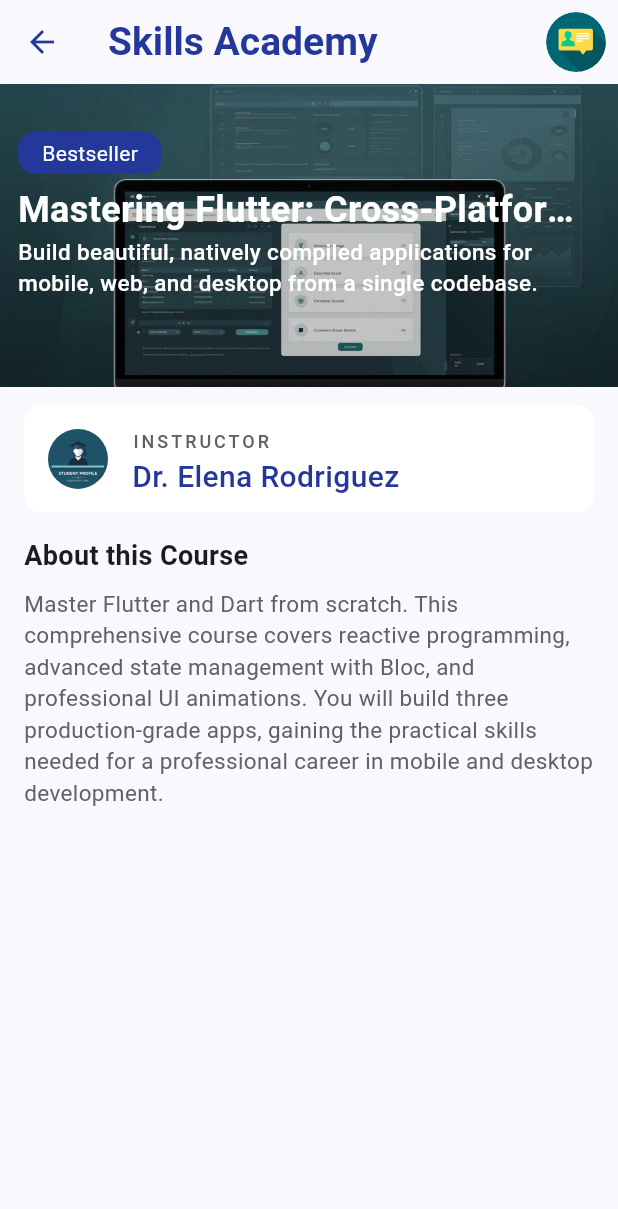
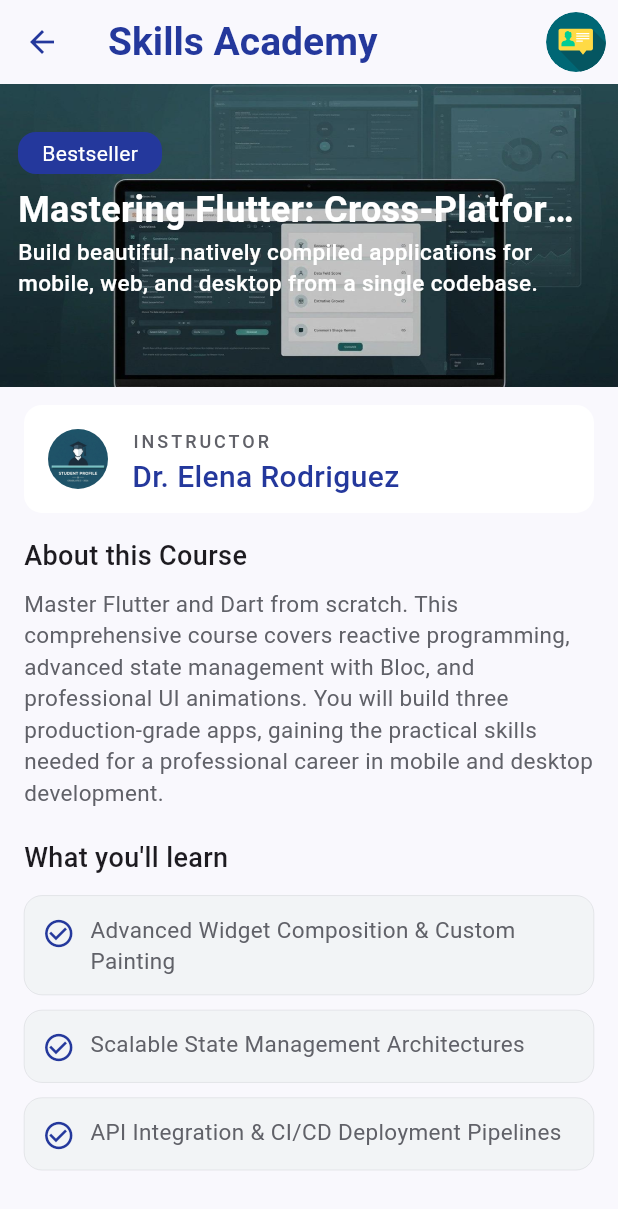
Before and after one commit to NadyAlwazah/flutter-task05-skills-academy-beg, a Flutter app: the CoursesView screen opened directly, after a tap on "Mobile", on a phone screen of 412 x 824 dp. Shown: the top 1209 px of the screen. Run offline on Flutter 3.47's test engine with Material 3 defaults, Android fonts, the phone set to English and light mode, and no system bars; our stand-ins replace flutter_svg, go_router.

Commit message:
feat(course-details): add WhatYouWillLearnSection widget with learning items UI

```diff
--- a/lib/core/utils/styles.dart
+++ b/lib/core/utils/styles.dart
@@ -58,6 +58,6 @@
   );
   static const TextStyle sectionTitle = TextStyle(
     fontSize: 18,
-    fontWeight: FontWeight.w700,
+    fontWeight: FontWeight.w500,
   );
 }
--- a/lib/features/auth/presentation/views/widgets/terms_and_conditions.dart
+++ b/lib/features/auth/presentation/views/widgets/terms_and_conditions.dart
@@ -17,8 +17,13 @@
     return Transform.translate(
       offset: const Offset(-13, 0),
       child: Row(
+        crossAxisAlignment: CrossAxisAlignment.end,
         children: [
-          Checkbox(
+          Padding(
+            padding: const EdgeInsets.only(bottom: 5),
+            child: Transform.scale(
+              scale: 1.2,
+              child: Checkbox(
                 activeColor: AppColors.primary,
                 value: isChecked,
                 onChanged: (value) {
@@ -28,11 +33,12 @@
                   });
                 },
                 shape: RoundedRectangleBorder(
-              borderRadius: BorderRadiusGeometry.circular(5),
+                  borderRadius: BorderRadius.circular(5),
                 ),
                 side: const BorderSide(width: 1, color: Color(0xFFC4C3CB)),
               ),
-
+            ),
+          ),
           const Expanded(
             child: Text.rich(
               TextSpan(
@@ -47,6 +53,38 @@
           ),
         ],
       ),
+
+      // child: Row(
+      //   children: [
+      //     Checkbox(
+      //       activeColor: AppColors.primary,
+      //       value: isChecked,
+      //       onChanged: (value) {
+      //         setState(() {
+      //           isChecked = value!;
+      //           widget.onChanged(value);
+      //         });
+      //       },
+      //       shape: RoundedRectangleBorder(
+      //         borderRadius: BorderRadiusGeometry.circular(5),
+      //       ),
+      //       side: const BorderSide(width: 1, color: Color(0xFFC4C3CB)),
+      //     ),
+
+      //     const Expanded(
+      //       child: Text.rich(
+      //         TextSpan(
+      //           children: [
+      //             TextSpan(text: "I agree to the ", style: Styles.authText),
+      //             TextSpan(text: "Terms of Service ", style: Styles.authAction),
+      //             TextSpan(text: "and ", style: Styles.authText),
+      //             TextSpan(text: "Privacy Policy", style: Styles.authAction),
+      //           ],
+      //         ),
+      //       ),
+      //     ),
+      //   ],
+      // ),
     );
   }
 }
--- a/lib/features/courses/presentation/views/widgets/courses_details_view_body.dart
+++ b/lib/features/courses/presentation/views/widgets/courses_details_view_body.dart
@@ -2,6 +2,7 @@
 import 'package:flutter_task05_skills_academy_beg/features/courses/presentation/views/widgets/about_course_section.dart';
 import 'package:flutter_task05_skills_academy_beg/features/courses/presentation/views/widgets/courses_details_header_stack.dart';
 import 'package:flutter_task05_skills_academy_beg/features/courses/presentation/views/widgets/instructor_info_tile.dart';
+import 'package:flutter_task05_skills_academy_beg/features/courses/presentation/views/widgets/what_you_will_learn_section.dart';
 
 class CoursesDetailsViewBody extends StatelessWidget {
   const CoursesDetailsViewBody({
@@ -25,6 +26,8 @@
                 InstructorInfoTile(instructorName: instructor),
                 const SizedBox(height: 16),
                 const AboutCourseSection(),
+                const SizedBox(height: 20),
+                const WhatYouWillLearnSection(),
               ],
             ),
           ),
--- /dev/null
+++ b/lib/features/courses/presentation/views/widgets/what_you_will_learn_section.dart
@@ -0,0 +1,50 @@
+import 'package:flutter/material.dart';
+import 'package:flutter_task05_skills_academy_beg/core/theme/app_colors.dart';
+import 'package:flutter_task05_skills_academy_beg/core/utils/styles.dart';
+
+class WhatYouWillLearnSection extends StatelessWidget {
+  const WhatYouWillLearnSection({super.key});
+
+  final List<String> topics = const [
+    "Advanced Widget Composition & Custom Painting",
+    "Scalable State Management Architectures",
+    "API Integration & CI/CD Deployment Pipelines",
+  ];
+
+  @override
+  Widget build(BuildContext context) {
+    return Column(
+      crossAxisAlignment: CrossAxisAlignment.start,
+      children: [
+        const Text("What you'll learn", style: Styles.sectionTitle),
+        const SizedBox(height: 12),
+        ...topics.map(
+          (topic) => Container(
+            margin: const EdgeInsets.only(bottom: 10),
+            padding: const EdgeInsets.all(12),
+            decoration: BoxDecoration(
+              color: const Color(0xFFF2F4F6),
+              borderRadius: BorderRadius.circular(12),
+              border: Border.all(color: const Color(0xFFB8BCC0), width: 0.2),
+            ),
+            child: Row(
+              crossAxisAlignment: CrossAxisAlignment.start,
+              children: [
+                const Padding(
+                  padding: EdgeInsets.only(top: 2),
+                  child: Icon(
+                    Icons.check_circle_outline,
+                    color: AppColors.primary,
+                    size: 22,
+                  ),
+                ),
+                const SizedBox(width: 10),
+                Expanded(child: Text(topic, style: Styles.descriptionText)),
+              ],
+            ),
+          ),
+        ),
+      ],
+    );
+  }
+}
```
Lines whose indentation alone changed are shown as unchanged.
